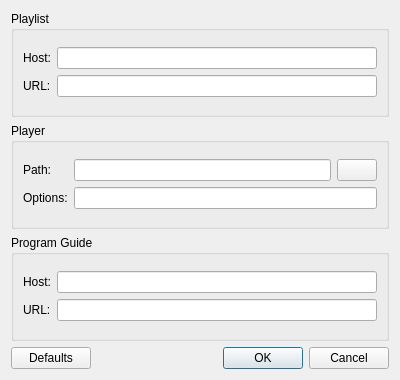
This is tvnao/settings_dialog.ui in loimu/tvnao as Qt 5 draws it before an edit. The edited form follows.
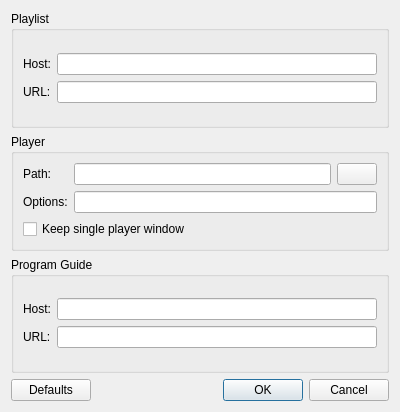
This is the edited form.

Commit message: implement possibility to keep only one player instance if needed

What changed in the file:
```diff
--- a/tvnao/settings_dialog.ui
+++ b/tvnao/settings_dialog.ui
@@ -7,7 +7,7 @@
     <x>0</x>
     <y>0</y>
     <width>400</width>
-    <height>380</height>
+    <height>412</height>
    </rect>
   </property>
   <property name="windowTitle">
@@ -108,6 +108,13 @@
         </item>
        </layout>
       </item>
+      <item>
+       <widget class="QCheckBox" name="playerSingle">
+        <property name="text">
+         <string>Keep single player window</string>
+        </property>
+       </widget>
+      </item>
      </layout>
     </widget>
    </item>
```
The commit also changes 4 other files.
